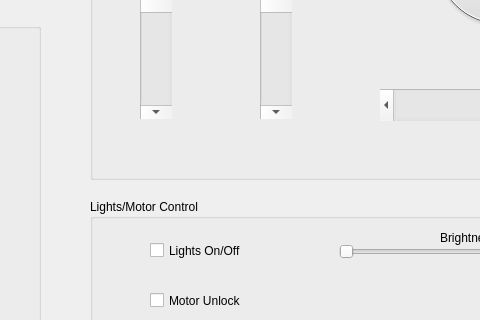
HaskiDuan/ROVGS, file rov_groundstation.ui: the form before one commit; both pictures show x 710 to 1190 and y 211 to 531 of the 1415 by 800 pixel window.
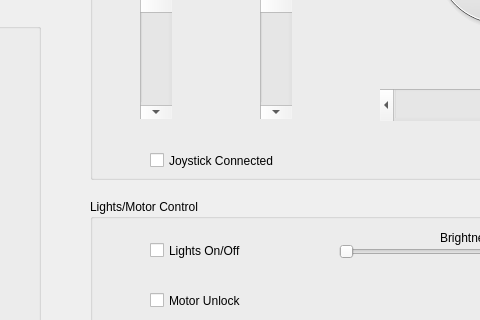
The form after the commit.

Patch:
```diff
--- a/rov_groundstation.ui
+++ b/rov_groundstation.ui
@@ -153,6 +153,19 @@
      <string>Yaw</string>
     </property>
    </widget>
+   <widget class="QCheckBox" name="jsStateCheckBox">
+    <property name="geometry">
+     <rect>
+      <x>60</x>
+      <y>340</y>
+      <width>181</width>
+      <height>23</height>
+     </rect>
+    </property>
+    <property name="text">
+     <string>Joystick Connected</string>
+    </property>
+   </widget>
   </widget>
   <widget class="QGroupBox" name="lightsControl">
    <property name="geometry">
```
